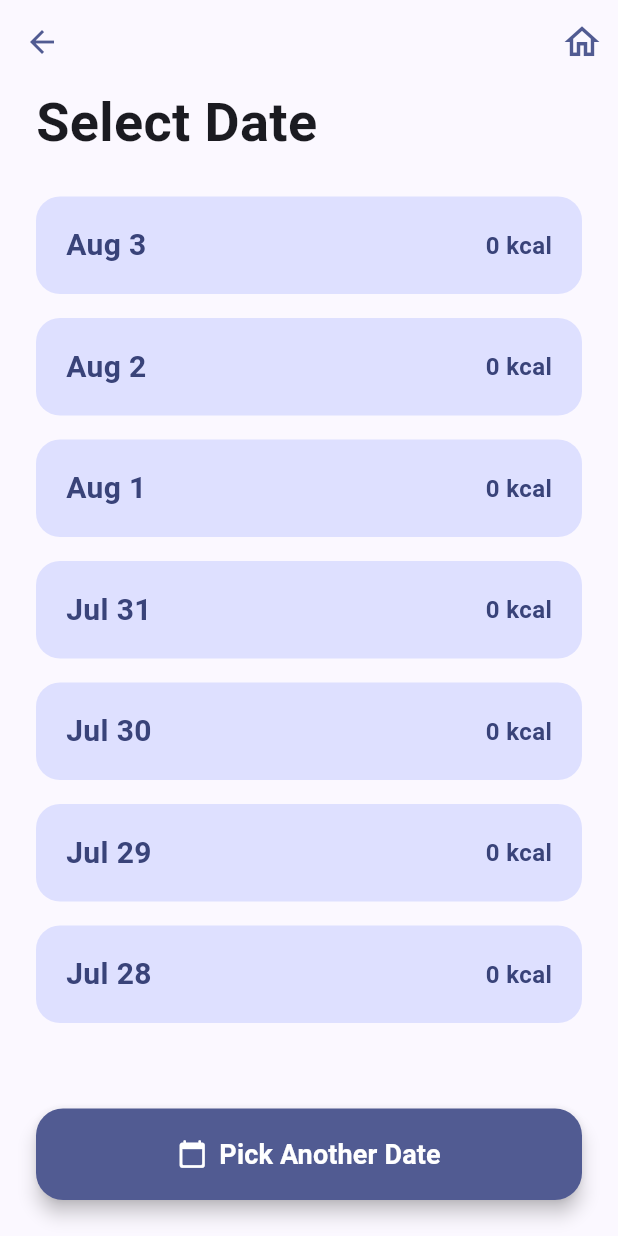
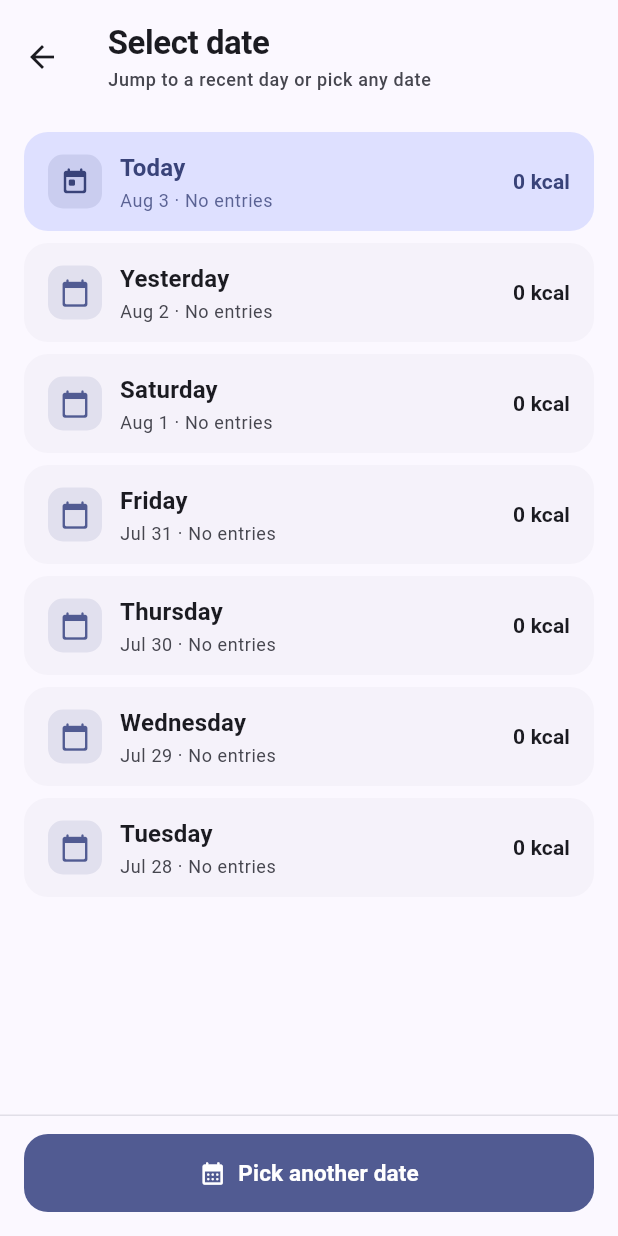
Before and after one commit to TrapTheOnly/Calorium, a Flutter app: the screen it shows after launch, after a tap on "Select Date", on a phone screen of 412 x 824 dp. Run offline on Flutter 3.47's test engine with Material 3 defaults, Android fonts, the phone set to English and light mode, and no system bars; our stand-ins replace chewie, flutter_local_notifications, flutter_timezone, image_picker, shared_preferences, sqflite and 2 more; missing offline and left inert: health, mobile_scanner, openfoodfacts, receive_sharing_intent, youtube_explode_dart; accounts and stored records are empty; statements that could not run were skipped; project files that could hold a hidden picture were left out.

Commit message:
refactor: redesign the date picker screen
Rebuild the 'select date' screen with the shared ui_kit: SectionCard day
rows with icon, weekday/date and entry counts, a highlighted 'Today' row,
skeleton loading, and a themed 'Pick another date' action bar.

Co-authored-by: Cursor <cursoragent@cursor.com>

```diff
--- a/lib/screens/date_picker_screen.dart
+++ b/lib/screens/date_picker_screen.dart
@@ -1,6 +1,8 @@
 import 'package:flutter/material.dart';
 import 'package:intl/intl.dart';
 import '../services/log_service.dart';
+import '../theme/app_theme.dart';
+import '../widgets/ui_kit.dart';
 import 'daily_log_screen.dart';
 
 class DatePickerScreen extends StatefulWidget {
@@ -14,6 +16,7 @@ class _DatePickerScreenState extends State<DatePickerScreen> {
   List<Map<String, dynamic>> weekData = [];
   DateTime selectedDate = DateTime.now();
   final LogService _logService = LogService();
+  bool _isLoading = true;
 
   @override
   void initState() {
@@ -28,7 +31,6 @@ class _DatePickerScreenState extends State<DatePickerScreen> {
     for (int i = 0; i < 7; i++) {
       final date = DateTime(today.year, today.month, today.day - i);
       final dateStr = DateFormat('yyyy-MM-dd').format(date);
-      final prettyDate = DateFormat('MMM d').format(date);
 
       final entries = await _logService.getLogEntriesByDate(dateStr);
       double sum = 0;
@@ -38,49 +40,23 @@ class _DatePickerScreenState extends State<DatePickerScreen> {
 
       data.add({
         'dateStr': dateStr,
-        'pretty': prettyDate,
+        'weekday': DateFormat('EEEE').format(date),
+        'pretty': DateFormat('MMM d').format(date),
         'cal': sum,
+        'entries': entries.length,
+        'isToday': i == 0,
+        'isYesterday': i == 1,
       });
     }
 
+    if (!mounted) return;
     setState(() {
       weekData = data;
+      _isLoading = false;
     });
   }
 
-  Future<void> _selectDate(BuildContext context) async {
-    try {
-      final DateTime? picked = await showDatePicker(
-        context: context,
-        initialDate: selectedDate,
-        firstDate: DateTime(2020),
-        lastDate: DateTime.now().add(const Duration(days: 365)), // Allow future dates up to 1 year
-        builder: (context, child) {
-          return Theme(
-            data: Theme.of(context).copyWith(
-              colorScheme: Theme.of(context).colorScheme.copyWith(
-                primary: Theme.of(context).colorScheme.primary,
-                onPrimary: Theme.of(context).colorScheme.onPrimary,
-                surface: Theme.of(context).colorScheme.surface,
-                onSurface: Theme.of(context).colorScheme.onSurface,
-              ),
-            ),
-            child: child!,
-          );
-        },
-      );
-
-      if (picked != null) {
-        // Update selected date
-        setState(() {
-          selectedDate = picked;
-        });
-
-        // Format the date consistently
-        final dateStr = DateFormat('yyyy-MM-dd').format(picked);
-
-        // Navigate to daily log screen with the selected date
-        if (mounted) {
+  void _openDay(String dateStr) {
     Navigator.push(
       context,
       MaterialPageRoute(
@@ -88,137 +64,177 @@ class _DatePickerScreenState extends State<DatePickerScreen> {
       ),
     );
   }
-      }
+
+  Future<void> _selectDate() async {
+    try {
+      final DateTime? picked = await showDatePicker(
+        context: context,
+        initialDate: selectedDate,
+        firstDate: DateTime(2020),
+        lastDate: DateTime.now().add(const Duration(days: 365)),
+      );
+      if (!mounted || picked == null) return;
+
+      setState(() => selectedDate = picked);
+      _openDay(DateFormat('yyyy-MM-dd').format(picked));
     } catch (e) {
-      // Show error message if something goes wrong
-      if (mounted) {
+      if (!mounted) return;
       ScaffoldMessenger.of(context).showSnackBar(
-          SnackBar(
-            content: Text('Error selecting date: $e'),
-            backgroundColor: Theme.of(context).colorScheme.error,
-          ),
+        SnackBar(content: Text('Error selecting date: $e')),
       );
-      }
     }
   }
 
   @override
   Widget build(BuildContext context) {
+    final scheme = Theme.of(context).colorScheme;
+
     return Scaffold(
-      backgroundColor: Theme.of(context).colorScheme.surface,
-      appBar: AppBar(
-        backgroundColor: Theme.of(context).colorScheme.surface,
-        elevation: 0,
-        leading: IconButton(
-          icon: Icon(
-            Icons.arrow_back,
-            color: Theme.of(context).colorScheme.primary,
+      backgroundColor: scheme.surface,
+      appBar: const PageAppBar(
+        title: 'Select date',
+        subtitle: 'Jump to a recent day or pick any date',
       ),
-          onPressed: () => Navigator.of(context).pop(),
+      body: SafeArea(
+        top: false,
+        child: Column(
+          children: [
+            Expanded(
+              child: _isLoading
+                  ? ListView(
+                      padding: const EdgeInsets.fromLTRB(
+                        AppTheme.pagePadding,
+                        AppTheme.space12,
+                        AppTheme.pagePadding,
+                        AppTheme.space8,
                       ),
-        actions: [
-          IconButton(
-            icon: Icon(Icons.home_outlined, color: Theme.of(context).colorScheme.primary, size: 28),
-            onPressed: () => Navigator.of(context).popUntil((route) => route.isFirst),
+                      children: List.generate(
+                        7,
+                        (_) => const Padding(
+                          padding: EdgeInsets.only(bottom: AppTheme.space8),
+                          child: SkeletonTile(),
                         ),
+                      ),
+                    )
+                  : ListView.separated(
+                      padding: const EdgeInsets.fromLTRB(
+                        AppTheme.pagePadding,
+                        AppTheme.space12,
+                        AppTheme.pagePadding,
+                        AppTheme.space8,
+                      ),
+                      itemCount: weekData.length,
+                      separatorBuilder: (_, __) =>
+                          const SizedBox(height: AppTheme.space8),
+                      itemBuilder: (context, index) =>
+                          _buildDayRow(weekData[index]),
+                    ),
+            ),
+            _buildPickButton(scheme),
           ],
         ),
-      body: SafeArea(
-        child: Padding(
-          padding: const EdgeInsets.symmetric(horizontal: 24.0),
+      ),
+    );
+  }
+
+  Widget _buildDayRow(Map<String, dynamic> item) {
+    final scheme = Theme.of(context).colorScheme;
+    final theme = Theme.of(context);
+    final isToday = item['isToday'] as bool;
+    final entries = item['entries'] as int;
+    final cal = (item['cal'] as double).round();
+
+    final title = isToday
+        ? 'Today'
+        : (item['isYesterday'] as bool)
+            ? 'Yesterday'
+            : item['weekday'] as String;
+
+    final subtitle = entries == 0
+        ? '${item['pretty']} · No entries'
+        : '${item['pretty']} · $entries ${entries == 1 ? 'entry' : 'entries'}';
+
+    return SectionCard(
+      color: isToday ? scheme.primaryContainer : null,
+      padding: const EdgeInsets.symmetric(
+        horizontal: AppTheme.space16,
+        vertical: AppTheme.space12,
+      ),
+      onTap: () => _openDay(item['dateStr'] as String),
+      child: Row(
+        children: [
+          Container(
+            padding: const EdgeInsets.all(AppTheme.space8),
+            decoration: BoxDecoration(
+              color: isToday
+                  ? scheme.onPrimaryContainer.withValues(alpha: 0.12)
+                  : scheme.primary.withValues(alpha: 0.12),
+              borderRadius: BorderRadius.circular(AppTheme.radiusSm),
+            ),
+            child: Icon(
+              isToday
+                  ? Icons.today_rounded
+                  : Icons.calendar_today_rounded,
+              size: 20,
+              color: isToday ? scheme.onPrimaryContainer : scheme.primary,
+            ),
+          ),
+          const SizedBox(width: AppTheme.space12),
+          Expanded(
             child: Column(
               crossAxisAlignment: CrossAxisAlignment.start,
               children: [
                 Text(
-                'Select Date',
-                style: TextStyle(
-                  fontSize: 36,
-                  fontWeight: FontWeight.bold,
-                  color: Theme.of(context).colorScheme.onSurface,
+                  title,
+                  style: theme.textTheme.titleMedium?.copyWith(
+                    color: isToday ? scheme.onPrimaryContainer : null,
                   ),
                 ),
-              const SizedBox(height: 24),
-
-              Expanded(
-                child: ListView.builder(
-                  itemCount: weekData.length,
-                  itemBuilder: (context, index) {
-                    final item = weekData[index];
-                    return GestureDetector(
-                      onTap: () {
-                        Navigator.push(
-                          context,
-                          MaterialPageRoute(
-                            builder: (context) => DailyLogScreen(date: item['dateStr']),
-                          ),
-                        );
-                      },
-                      child: Container(
-                        decoration: BoxDecoration(
-                          color: Theme.of(context).colorScheme.primaryContainer,
-                          borderRadius: BorderRadius.circular(16),
-                        ),
-                        padding: const EdgeInsets.symmetric(
-                          vertical: 18,
-                          horizontal: 20,
-                        ),
-                        margin: const EdgeInsets.only(bottom: 16),
-                        child: Row(
-                          mainAxisAlignment: MainAxisAlignment.spaceBetween,
-                          children: [
+                const SizedBox(height: 2),
                 Text(
-                              item['pretty'],
-                              style: TextStyle(
-                                fontSize: 20,
-                                fontWeight: FontWeight.w600,
-                                color: Theme.of(context).colorScheme.onPrimaryContainer,
-                              ),
-                            ),
-                            Text(
-                              '${item['cal'].round()} kcal',
-                              style: TextStyle(
-                                fontSize: 16,
-                                fontWeight: FontWeight.w600,
-                                color: Theme.of(context).colorScheme.onPrimaryContainer,
+                  subtitle,
+                  style: theme.textTheme.bodySmall?.copyWith(
+                    color: isToday
+                        ? scheme.onPrimaryContainer.withValues(alpha: 0.8)
+                        : scheme.onSurfaceVariant,
                   ),
                 ),
               ],
             ),
           ),
-                    );
-                  },
+          const SizedBox(width: AppTheme.space8),
+          Text(
+            '$cal kcal',
+            style: theme.textTheme.titleSmall?.copyWith(
+              fontWeight: FontWeight.w700,
+              color: isToday ? scheme.onPrimaryContainer : scheme.onSurface,
             ),
           ),
+        ],
+      ),
+    );
+  }
 
-              SizedBox(
-                width: double.infinity,
-                child: ElevatedButton.icon(
-                  onPressed: () => _selectDate(context),
-                  icon: Icon(
-                    Icons.calendar_today_rounded,
-                    size: 20,
+  Widget _buildPickButton(ColorScheme scheme) {
+    return Container(
+      padding: const EdgeInsets.fromLTRB(
+        AppTheme.pagePadding,
+        AppTheme.space12,
+        AppTheme.pagePadding,
+        AppTheme.space16,
       ),
-                  label: const Text(
-                    'Pick Another Date',
-                    style: TextStyle(
-                      fontSize: 18,
-                      fontWeight: FontWeight.w600,
+      decoration: BoxDecoration(
+        color: scheme.surface,
+        border: Border(
+          top: BorderSide(color: scheme.outlineVariant.withValues(alpha: 0.5)),
         ),
       ),
-                  style: ElevatedButton.styleFrom(
-                    backgroundColor: Theme.of(context).colorScheme.primary,
-                    foregroundColor: Theme.of(context).colorScheme.onPrimary,
-                    padding: const EdgeInsets.symmetric(vertical: 20),
-                    shape: RoundedRectangleBorder(
-                      borderRadius: BorderRadius.circular(18),
-                    ),
-                    elevation: 5,
-                  ),
-                ),
-              ),
-              const SizedBox(height: 24),
-            ],
-          ),
+      child: SizedBox(
+        width: double.infinity,
+        child: FilledButton.icon(
+          onPressed: _selectDate,
+          icon: const Icon(Icons.calendar_month_rounded),
+          label: const Text('Pick another date'),
         ),
       ),
     );
```
Lines whose indentation alone changed are shown as unchanged.
